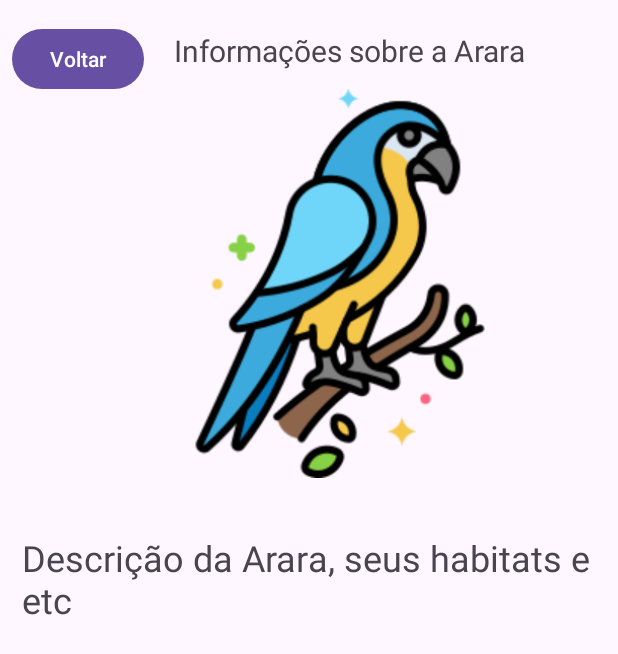
After one commit to FaculdadeVidaTerrestre/App_Vida_Terrestre, an Android app: the AraraInfoActivity screen opened directly, with no data from a screen before it, on a phone screen of 412 x 824 dp. The commit adds this screen. Shown: the top 654 px of the screen. Run offline under Robolectric (Android 15) with nearby library versions, the phone set to English and light mode, and no system bars.

Commit message:
vida_terrestre_add_icons

```diff
--- a/app/src/main/AndroidManifest.xml
+++ b/app/src/main/AndroidManifest.xml
@@ -15,6 +15,7 @@
         android:supportsRtl="true"
         android:theme="@style/Theme.Vidaterrestre"
         tools:targetApi="31">
+
         <activity
             android:name=".Instructions"
             android:exported="false" />
@@ -68,9 +69,13 @@
         <activity android:name=".MinigameActivity" />
         <activity android:name=".StatisticalViewActivity" />
         <activity android:name=".JaguarInfoActivity" />
+        <activity android:name=".MonkeyInfoActivity" />
+        <activity android:name=".AraraInfoActivity" />
+        <activity android:name=".TamanduaInfoActivity"/>
         <activity android:name=".SubmitProposalActivity" />
         <activity android:name=".AiActivity" />
         <activity android:name=".ChatAdapter" />
+
         <meta-data
             android:name="com.google.android.geo.API_KEY"
             android:value="AIzaSyBKAc6MFtlnQC3UiT_ehLtArI8_0qI93dE" />
--- /dev/null
+++ b/app/src/main/java/com/example/vidaterrestre/AraraInfoActivity.java
@@ -0,0 +1,32 @@
+package com.example.vidaterrestre;
+
+import android.os.Bundle;
+import android.widget.Button;
+import android.widget.ImageView;
+import android.widget.TextView;
+
+import androidx.activity.EdgeToEdge;
+import androidx.appcompat.app.AppCompatActivity;
+import androidx.core.graphics.Insets;
+import androidx.core.view.ViewCompat;
+import androidx.core.view.WindowInsetsCompat;
+
+public class AraraInfoActivity extends AppCompatActivity {
+
+    @Override
+    protected void onCreate(Bundle savedInstanceState) {
+        super.onCreate(savedInstanceState);
+        setContentView(R.layout.activity_arara_info);
+
+        // Referências para os elementos da UI
+        TextView titleTextView = findViewById(R.id.arara_title);
+        ImageView imageView = findViewById(R.id.arara_id);
+        Button backButton = findViewById(R.id.button_back);
+
+        titleTextView.setText("Informações sobre a Arara");
+        imageView.setImageResource(R.drawable.arara_icon);
+
+        // Botão de voltar
+        backButton.setOnClickListener(v -> finish());
+    }
+}
--- a/app/src/main/java/com/example/vidaterrestre/JaguarInfoActivity.java
+++ b/app/src/main/java/com/example/vidaterrestre/JaguarInfoActivity.java
@@ -8,6 +8,7 @@ import android.widget.TextView;
 import androidx.appcompat.app.AppCompatActivity;
 
 public class JaguarInfoActivity extends AppCompatActivity {
+
     @Override
     protected void onCreate(Bundle savedInstanceState) {
         super.onCreate(savedInstanceState);
--- /dev/null
+++ b/app/src/main/res/layout/activity_arara_info.xml
@@ -0,0 +1,56 @@
+<?xml version="1.0" encoding="utf-8"?>
+<RelativeLayout xmlns:android="http://schemas.android.com/apk/res/android"
+    xmlns:app="http://schemas.android.com/apk/res-auto"
+    xmlns:tools="http://schemas.android.com/tools"
+    android:id="@+id/main"
+    android:layout_width="match_parent"
+    android:layout_height="match_parent"
+    tools:context=".AraraInfoActivity" >
+
+    <TextView
+        android:id="@+id/arara_title"
+        android:layout_width="wrap_content"
+        android:layout_height="wrap_content"
+        android:layout_alignParentTop="true"
+        android:layout_marginStart="20dp"
+        android:layout_marginTop="20dp"
+        android:layout_toEndOf="@+id/button_back"
+        android:text="Informações da Arara "
+        android:textSize="20sp" />
+
+    <TextView
+        android:id="@+id/arara_desc"
+        android:layout_width="387dp"
+        android:layout_height="99dp"
+        android:layout_alignParentEnd="true"
+        android:layout_alignParentBottom="true"
+        android:layout_marginEnd="10dp"
+        android:layout_marginBottom="369dp"
+        android:text="Descrição da Arara, seus habitats e etc"
+        android:textSize="24sp" />
+
+    <ImageView
+        android:id="@+id/arara_id"
+        android:layout_width="266dp"
+        android:layout_height="161dp"
+        android:layout_below="@+id/arara_title"
+        android:layout_alignParentStart="true"
+        android:layout_alignParentEnd="true"
+        android:layout_alignParentBottom="true"
+        android:layout_marginStart="93dp"
+        android:layout_marginTop="12dp"
+        android:layout_marginEnd="52dp"
+        android:layout_marginBottom="505dp"
+        android:src="@drawable/arara_icon" />
+
+    <Button
+        android:id="@+id/button_back"
+        android:layout_width="wrap_content"
+        android:layout_height="wrap_content"
+        android:layout_alignParentStart="true"
+        android:layout_alignParentTop="true"
+        android:layout_marginStart="8dp"
+        android:layout_marginTop="15dp"
+        android:text="Voltar" />
+
+</RelativeLayout>
```
Also changed, not shown: app/src/main/java/com/example/vidaterrestre/MapHandler.java (+57 -4 lines), app/src/main/java/com/example/vidaterrestre/MonkeyInfoActivity.java (added, +28 -0 lines), app/src/main/java/com/example/vidaterrestre/TamanduaInfoActivity.java (added, +31 -0 lines), app/src/main/res/layout/activity_monkey_info.xml (added, +53 -0 lines), app/src/main/res/layout/activity_tamandua_info.xml (added, +49 -0 lines), app/src/main/res/drawable-hdpi/jaguar_icon.png (deleted), app/src/main/res/drawable-mdpi/jaguar_icon.png (deleted), app/src/main/res/drawable-xhdpi/jaguar_icon.png (deleted), app/src/main/res/drawable-xxhdpi/jaguar_icon.png (deleted), app/src/main/res/drawable-xxxhdpi/jaguar_icon.png (deleted), app/src/main/res/drawable/arara_icon.png (added), app/src/main/res/drawable/jaguar_icon.png (added), app/src/main/res/drawable/monkey_icon.png (added), app/src/main/res/drawable/tamandua_icon.png (added).
